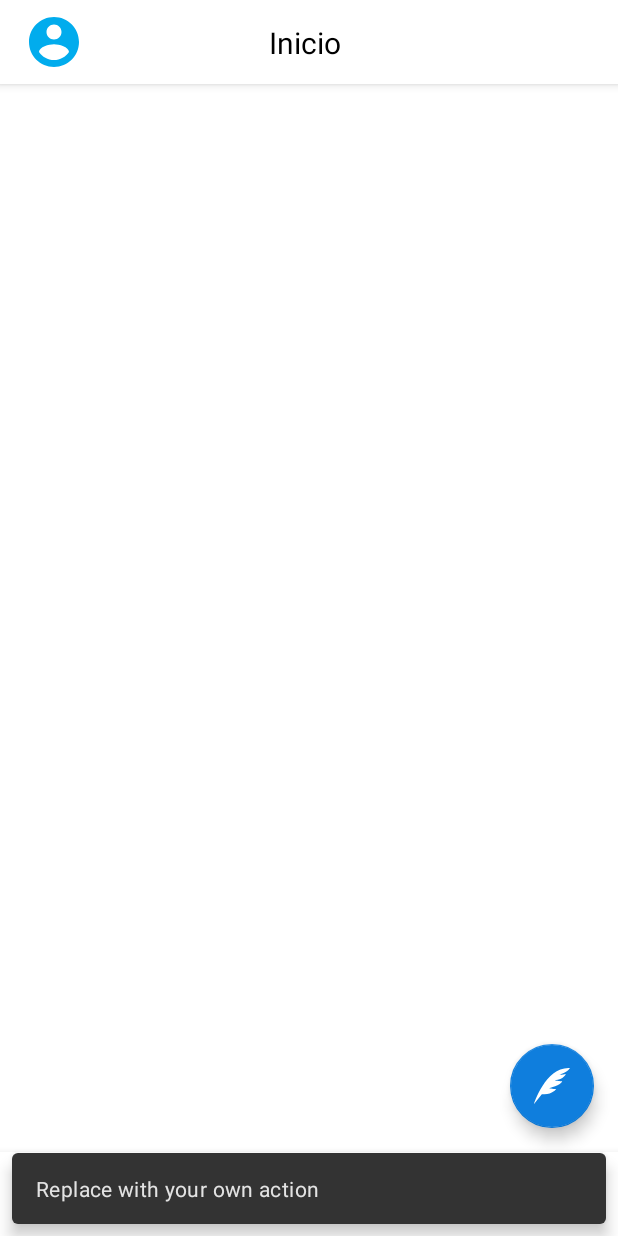
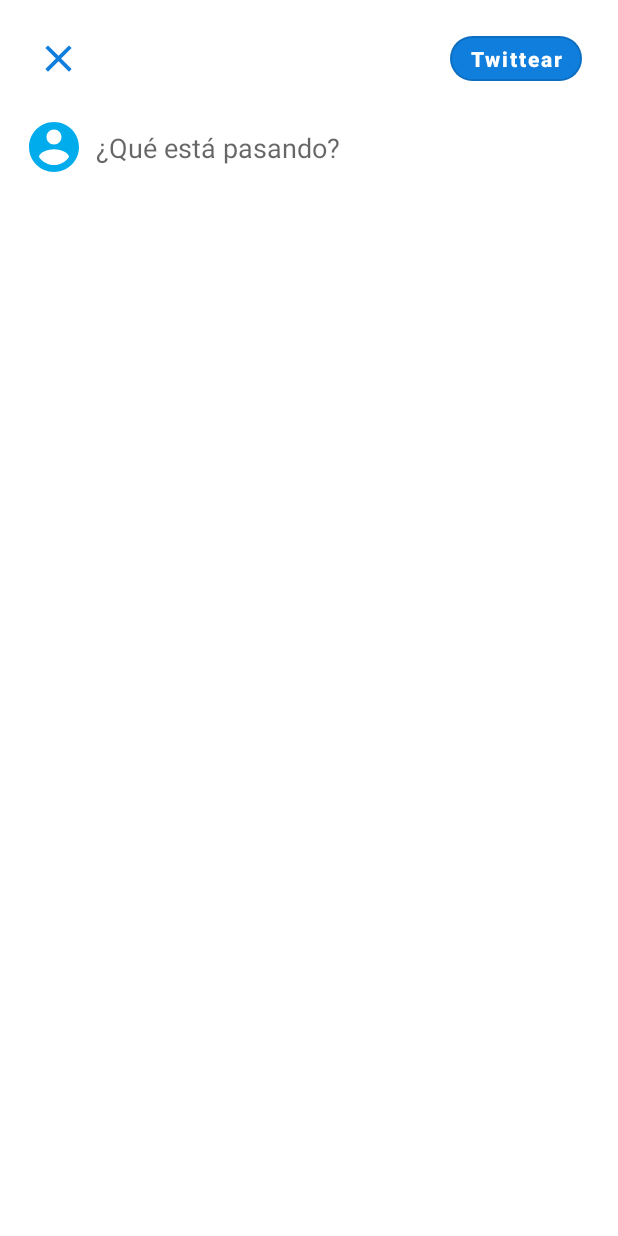
Before and after one commit to is-lgarcia/mini_twitter, an Android app: the DashboardActivity screen opened directly, with no data from a screen before it, after a tap on an icon or button, on a phone screen of 412 x 824 dp. Run offline under Robolectric (Android 15) with nearby library versions, the phone set to English and light mode, and no system bars; our stand-ins replace navigation-ui; network calls fail; pictures from the network do not load; 3 statements that could not run were skipped.

Commit message:
Implementando peticion POST para create tweet y implementand diseño para nuevo tweet.

```diff
--- a/app/src/main/java/com/luisg/minitwitter/data/TweetRepository.java
+++ b/app/src/main/java/com/luisg/minitwitter/data/TweetRepository.java
@@ -9,9 +9,11 @@ import androidx.lifecycle.MutableLiveData;
 import com.luisg.minitwitter.common.MyApp;
 import com.luisg.minitwitter.retrofit.AuthTwitterClient;
 import com.luisg.minitwitter.retrofit.AuthTwitterService;
+import com.luisg.minitwitter.retrofit.request.RequestNewTweet;
 import com.luisg.minitwitter.retrofit.response.Tweet;
 import com.luisg.minitwitter.view.ui.tweet.TweetAdapter;
 
+import java.util.ArrayList;
 import java.util.List;
 
 import retrofit2.Call;
@@ -21,7 +23,7 @@ import retrofit2.Response;
 public class TweetRepository {
     AuthTwitterService authTwitterService;
     AuthTwitterClient authTwitterClient;
-    LiveData<List<Tweet>> allTweets;
+    MutableLiveData<List<Tweet>> allTweets;
 
     public TweetRepository() {
         authTwitterClient = AuthTwitterClient.getInstance();
@@ -29,8 +31,11 @@ public class TweetRepository {
         allTweets = getAllTweets();
     }
 
-    public LiveData<List<Tweet>> getAllTweets(){
-        final MutableLiveData<List<Tweet>> data = new MutableLiveData<>();
+    public MutableLiveData<List<Tweet>> getAllTweets() {
+
+        if (allTweets == null) {
+            allTweets = new MutableLiveData<>();
+        }
 
         Call<List<Tweet>> call = authTwitterService.getAllTeewts();
         call.enqueue(new Callback<List<Tweet>>() {
@@ -38,7 +43,7 @@ public class TweetRepository {
             public void onResponse(Call<List<Tweet>> call, Response<List<Tweet>> response) {
                 if (response.isSuccessful()){
 
-                    data.setValue(response.body());
+                    allTweets.setValue(response.body());
 
                 } else {
                     Toast.makeText(MyApp.getContext(), "Algo a ido mal...", Toast.LENGTH_SHORT).show();
@@ -51,6 +56,32 @@ public class TweetRepository {
             }
         });
 
-        return data;
+        return allTweets;
+    }
+
+    public void createTweet(String mensaje) {
+        RequestNewTweet requestNewTweet = new RequestNewTweet(mensaje);
+        Call<Tweet> call = authTwitterService.createTweet(requestNewTweet);
+        call.enqueue(new Callback<Tweet>() {
+            @Override
+            public void onResponse(Call<Tweet> call, Response<Tweet> response) {
+                if (response.isSuccessful()) {
+                    List<Tweet> clonList = new ArrayList<>();
+                    //Añadiendo el primer lugar el nuevo tweet que nos llega del server
+                    clonList.add(response.body());
+                    for (int i = 0; i < allTweets.getValue().size(); i++) {
+                        clonList.add(new Tweet(allTweets.getValue().get(i)));
+                    }
+                    allTweets.setValue(clonList);
+                } else {
+                    Toast.makeText(MyApp.getContext(), "Algo a ido mal, intentelo de nuevo", Toast.LENGTH_SHORT).show();
+                }
+            }
+
+            @Override
+            public void onFailure(Call<Tweet> call, Throwable t) {
+                Toast.makeText(MyApp.getContext(), "Error en la conexión", Toast.LENGTH_SHORT).show();
+            }
+        });
     }
 }
--- a/app/src/main/java/com/luisg/minitwitter/data/TwettViewModel.java
+++ b/app/src/main/java/com/luisg/minitwitter/data/TwettViewModel.java
@@ -25,4 +25,8 @@ public class TwettViewModel extends AndroidViewModel {
     }
 
     public LiveData<List<Tweet>> getTweets(){ return allTweets;}
+
+    public void insertTweet(String message) {
+        repository.createTweet(message);
+    }
 }
--- a/app/src/main/java/com/luisg/minitwitter/retrofit/AuthTwitterService.java
+++ b/app/src/main/java/com/luisg/minitwitter/retrofit/AuthTwitterService.java
@@ -1,11 +1,14 @@
 package com.luisg.minitwitter.retrofit;
 
+import com.luisg.minitwitter.retrofit.request.RequestNewTweet;
 import com.luisg.minitwitter.retrofit.response.Tweet;
 
 import java.util.List;
 
 import retrofit2.Call;
+import retrofit2.http.Body;
 import retrofit2.http.GET;
+import retrofit2.http.POST;
 
 
 public interface AuthTwitterService {
@@ -13,4 +16,7 @@ public interface AuthTwitterService {
     @GET("tweets/all")
     Call<List<Tweet>> getAllTeewts();
 
+    @POST("tweets/create")
+    Call<Tweet> createTweet(@Body RequestNewTweet requestNewTweet);
+
 }
--- a/app/src/main/java/com/luisg/minitwitter/view/DashboardActivity.java
+++ b/app/src/main/java/com/luisg/minitwitter/view/DashboardActivity.java
@@ -2,11 +2,17 @@ package com.luisg.minitwitter.view;
 
 import android.os.Bundle;
 import android.view.View;
+import android.widget.ImageView;
 
+import com.bumptech.glide.Glide;
+import com.bumptech.glide.request.RequestOptions;
 import com.google.android.material.bottomnavigation.BottomNavigationView;
 import com.google.android.material.floatingactionbutton.FloatingActionButton;
 import com.google.android.material.snackbar.Snackbar;
 import com.luisg.minitwitter.R;
+import com.luisg.minitwitter.common.Constants;
+import com.luisg.minitwitter.common.SharedPreferencesManager;
+import com.luisg.minitwitter.view.ui.NewTweetDialogFragment;
 
 import androidx.appcompat.app.AppCompatActivity;
 import androidx.appcompat.widget.Toolbar;
@@ -16,6 +22,9 @@ import androidx.navigation.ui.AppBarConfiguration;
 import androidx.navigation.ui.NavigationUI;
 
 public class DashboardActivity extends AppCompatActivity {
+
+    NavController navController;
+    private ImageView imageAvatar;
 
     @Override
     protected void onCreate(Bundle savedInstanceState) {
@@ -29,8 +38,8 @@ public class DashboardActivity extends AppCompatActivity {
         fab.setOnClickListener(new View.OnClickListener() {
             @Override
             public void onClick(View view) {
-                Snackbar.make(view, "Replace with your own action", Snackbar.LENGTH_LONG)
-                        .setAction("Action", null).show();
+                NewTweetDialogFragment dialogFragment = new NewTweetDialogFragment();
+                dialogFragment.show(getSupportFragmentManager(), "NewTweetDialogFragment");
             }
         });
 
@@ -40,9 +49,20 @@ public class DashboardActivity extends AppCompatActivity {
         AppBarConfiguration appBarConfiguration = new AppBarConfiguration.Builder(
                 R.id.navigation_home, R.id.navigation_tweet_like, R.id.navigation_profile)
                 .build();
-        NavController navController = Navigation.findNavController(this, R.id.nav_host_fragment);
+        navController = Navigation.findNavController(this, R.id.nav_host_fragment);
         NavigationUI.setupActionBarWithNavController(this, navController, appBarConfiguration);
         NavigationUI.setupWithNavController(navView, navController);
+
+        //SetImage
+
+        imageAvatar = findViewById(R.id.image_view_toolbar_photo);
+        String imageUrl = SharedPreferencesManager.getSomeStringValue(Constants.PREF_PHOTOURL);
+        if (!imageUrl.equals("")) {
+            Glide.with(this)
+                    .load(Constants.API_MINITWITTER_PHOTO_URL + imageUrl)
+                    .apply(RequestOptions.circleCropTransform())
+                    .into(imageAvatar);
+        }
 
     }
 
--- /dev/null
+++ b/app/src/main/java/com/luisg/minitwitter/view/ui/NewTweetDialogFragment.java
@@ -0,0 +1,126 @@
+package com.luisg.minitwitter.view.ui;
+
+import android.app.AlertDialog;
+import android.app.Dialog;
+import android.content.Context;
+import android.content.DialogInterface;
+import android.media.MediaDrm;
+import android.os.Bundle;
+import android.view.KeyEvent;
+import android.view.LayoutInflater;
+import android.view.View;
+import android.view.ViewGroup;
+import android.view.WindowManager;
+import android.widget.Button;
+import android.widget.EditText;
+import android.widget.ImageView;
+import android.widget.TextView;
+
+import androidx.annotation.NonNull;
+import androidx.annotation.Nullable;
+import androidx.fragment.app.DialogFragment;
+import androidx.lifecycle.ViewModelProviders;
+
+import com.bumptech.glide.Glide;
+import com.bumptech.glide.request.RequestOptions;
+import com.luisg.minitwitter.R;
+import com.luisg.minitwitter.common.Constants;
+import com.luisg.minitwitter.common.SharedPreferencesManager;
+import com.luisg.minitwitter.data.TwettViewModel;
+
+public class NewTweetDialogFragment extends DialogFragment {
+
+    ImageView imageClose, imageAvatar;
+    Button btnTwittear;
+    EditText editMessage;
+
+    @Override
+    public void onCreate(@Nullable Bundle savedInstanceState) {
+        super.onCreate(savedInstanceState);
+        setStyle(DialogFragment.STYLE_NO_FRAME, R.style.FullScreenDialog);
+    }
+
+    @Nullable
+    @Override
+    public View onCreateView(@NonNull LayoutInflater inflater, @Nullable ViewGroup container, @Nullable Bundle savedInstanceState) {
+        super.onCreateView(inflater, container, savedInstanceState);
+
+        View view = inflater.inflate(R.layout.new_tweet_full_dialog, container, false);
+        imageClose = view.findViewById(R.id.image_close_dialog);
+        imageAvatar = view.findViewById(R.id.image_avatar_new_tweet);
+        btnTwittear = view.findViewById(R.id.button_new_tweet);
+        editMessage = view.findViewById(R.id.edit_message);
+        btnTwittear.setEnabled(false);
+
+
+        //Eventos Click
+        imageClose.setOnClickListener(new View.OnClickListener() {
+            @Override
+            public void onClick(View v) {
+                String mensaje = editMessage.getText().toString();
+                if (mensaje.isEmpty() && mensaje.equals("")) {
+                    showDialogConfirm();
+                } else {
+                    getDialog().dismiss();
+
+                }
+            }
+        });
+
+
+        btnTwittear.setOnClickListener(new View.OnClickListener() {
+            @Override
+            public void onClick(View v) {
+                String mensaje = editMessage.getText().toString();
+
+                if (mensaje.isEmpty() && mensaje.equals("")) {
+                    btnTwittear.setEnabled(false);
+                } else {
+                    TwettViewModel twettViewModel = ViewModelProviders.of(getActivity()).get(TwettViewModel.class);
+                    twettViewModel.insertTweet(mensaje);
+                    getDialog().dismiss();
+                }
+            }
+        });
+        editMessage.setOnClickListener(new View.OnClickListener() {
+            @Override
+            public void onClick(View v) {
+                btnTwittear.setEnabled(true);
+            }
+        });
+
+        //Set Profile Image
+
+        String imageUrl = SharedPreferencesManager.getSomeStringValue(Constants.PREF_PHOTOURL);
+        if (!imageUrl.equals("")) {
+            Glide.with(getActivity())
+                    .load(Constants.API_MINITWITTER_PHOTO_URL + imageUrl)
+                    .apply(RequestOptions.circleCropTransform())
+                    .into(imageAvatar);
+        }
+
+        return view;
+
+    }
+
+    public void showDialogConfirm() {
+        AlertDialog.Builder builder = new AlertDialog.Builder(getActivity());
+        builder.setMessage(R.string.alert_message_new_dialog)
+                .setTitle(R.string.title_alert_message_dialog)
+                .setPositiveButton(R.string.btn_possitive_confir_alert_dialog, new DialogInterface.OnClickListener() {
+                    @Override
+                    public void onClick(DialogInterface dialog, int which) {
+                        dialog.dismiss();
+                        getDialog().dismiss();
+                    }
+                })
+                .setNegativeButton(R.string.btn_negative_confir_alert_dialog, new DialogInterface.OnClickListener() {
+                    @Override
+                    public void onClick(DialogInterface dialog, int which) {
+                        dialog.dismiss();
+                    }
+                });
+        builder.show();
+
+    }
+}
--- /dev/null
+++ b/app/src/main/res/drawable/ic_close_black_24dp.xml
@@ -0,0 +1,9 @@
+<vector xmlns:android="http://schemas.android.com/apk/res/android"
+    android:width="24dp"
+    android:height="24dp"
+    android:viewportWidth="24.0"
+    android:viewportHeight="24.0">
+    <path
+        android:fillColor="#FF000000"
+        android:pathData="M19,6.41L17.59,5 12,10.59 6.41,5 5,6.41 10.59,12 5,17.59 6.41,19 12,13.41 17.59,19 19,17.59 13.41,12z" />
+</vector>
--- /dev/null
+++ b/app/src/main/res/layout/new_tweet_full_dialog.xml
@@ -0,0 +1,65 @@
+<?xml version="1.0" encoding="utf-8"?>
+<androidx.constraintlayout.widget.ConstraintLayout xmlns:android="http://schemas.android.com/apk/res/android"
+    xmlns:app="http://schemas.android.com/apk/res-auto"
+    xmlns:tools="http://schemas.android.com/tools"
+    android:layout_width="match_parent"
+    android:layout_height="match_parent">
+
+    <ImageView
+        android:id="@+id/image_close_dialog"
+        android:layout_width="30dp"
+        android:layout_height="30dp"
+        android:layout_marginStart="24dp"
+        android:layout_marginTop="24dp"
+        android:tint="@color/colorPrimary"
+        app:layout_constraintStart_toStartOf="parent"
+        app:layout_constraintTop_toTopOf="parent"
+        app:srcCompat="@drawable/ic_close_black_24dp" />
+
+    <Button
+        android:id="@+id/button_new_tweet"
+        android:layout_width="wrap_content"
+        android:layout_height="42dp"
+        android:layout_marginEnd="24dp"
+        android:text="@string/button_new_tweet"
+        android:textAllCaps="false"
+        app:backgroundTint="@color/colorPrimary"
+        android:textColor="@android:color/white"
+        android:textStyle="bold"
+        style="@style/Widget.App.Button.OutlinedButton"
+        app:layout_constraintBottom_toBottomOf="@+id/image_close_dialog"
+        app:layout_constraintEnd_toEndOf="parent"
+        app:layout_constraintTop_toTopOf="@+id/image_close_dialog" />
+
+    <ImageView
+        android:id="@+id/image_avatar_new_tweet"
+        android:layout_width="40dp"
+        android:layout_height="40dp"
+        android:layout_marginStart="16dp"
+        android:layout_marginTop="24dp"
+        app:layout_constraintStart_toStartOf="parent"
+        app:layout_constraintTop_toBottomOf="@+id/image_close_dialog"
+        app:srcCompat="@drawable/ic_account_circle" />
+
+    <EditText
+        android:id="@+id/edit_message"
+        android:layout_width="0dp"
+        android:layout_height="wrap_content"
+        android:cursorVisible="true"
+        android:focusable="true"
+        android:layout_marginStart="8dp"
+        android:layout_marginTop="8dp"
+        android:background="@android:color/transparent"
+        android:ems="10"
+        android:gravity="start|top"
+        android:hapticFeedbackEnabled="false"
+        android:hint="@string/hint_new_tweet"
+        android:inputType="textMultiLine"
+        android:textColor="@android:color/black"
+        android:textColorHighlight="@color/colorAccent"
+        app:layout_constraintEnd_toEndOf="parent"
+        app:layout_constraintStart_toEndOf="@+id/image_avatar_new_tweet"
+        app:layout_constraintTop_toTopOf="@+id/image_avatar_new_tweet" />
+
+
+</androidx.constraintlayout.widget.ConstraintLayout>
--- a/app/src/main/res/navigation/mobile_navigation.xml
+++ b/app/src/main/res/navigation/mobile_navigation.xml
@@ -9,7 +9,7 @@
         android:id="@+id/navigation_home"
         android:name="com.luisg.minitwitter.view.ui.tweet.TwettFragment"
         android:label="@string/title_home"
-        tools:layout="@layout/fragment_twett" />
+        tools:layout="@layout/fragment_twett"></fragment>
 
     <fragment
         android:id="@+id/navigation_tweet_like"
@@ -22,4 +22,12 @@
         android:name="com.luisg.minitwitter.view.ui.notifications.NotificationsFragment"
         android:label="@string/title_notifications"
         tools:layout="@layout/fragment_notifications" />
+    <dialog
+        android:id="@+id/newTweetDialogFragment"
+        android:name="com.luisg.minitwitter.view.ui.NewTweetDialogFragment"
+        android:label="NewTweetDialogFragment" />
+    <activity
+        android:id="@+id/dashboardActivity"
+        android:name="com.luisg.minitwitter.view.DashboardActivity"
+        android:label="DashboardActivity" />
 </navigation>
--- a/app/src/main/res/values/strings.xml
+++ b/app/src/main/res/values/strings.xml
@@ -28,6 +28,12 @@
     <string name="hello_first_fragment">Hello first fragment</string>
     <string name="hello_second_fragment">Hello second fragment. Arg: %1$s</string>
     <string name="title_appbar_home">Inicio</string>
+    <string name="button_new_tweet">Twittear</string>
+    <string name="hint_new_tweet">¿Qué está pasando?</string>
+    <string name="alert_message_new_dialog">¿Desea realmente eliminar el Tweet?. \nEl mensaje se borrará</string>
+    <string name="title_alert_message_dialog">Cancelar Tweet</string>
+    <string name="btn_possitive_confir_alert_dialog">Eliminar</string>
+    <string name="btn_negative_confir_alert_dialog">Cancelar</string>
 
 
 </resources>
--- a/app/src/main/res/values/styles.xml
+++ b/app/src/main/res/values/styles.xml
@@ -22,4 +22,21 @@
 
     <style name="AppTheme.PopupOverlay" parent="ThemeOverlay.AppCompat.Light" />
 
+    <style name="ShapeAppearance.App.SmallComponent" parent="ShapeAppearance.MaterialComponents.SmallComponent">
+        <item name="cornerFamily">rounded</item>
+        <item name="cornerSize">18dp</item>
+    </style>
+
+    <style name="Widget.App.Button.OutlinedButton" parent="Widget.MaterialComponents.Button.OutlinedButton">
+        <item name="shapeAppearance">@style/ShapeAppearance.App.SmallComponent</item>
+    </style>
+
+    <style name="FullScreenDialog" parent="Theme.AppCompat.Light.Dialog">
+        <item name="android:backgroundDimEnabled">false</item>
+        <item name="android:windowNoTitle">true</item>
+        <item name="android:padding">0dp</item>
+        <item name="android:windowIsFloating">false</item>
+        <item name="android:windowBackground">@android:color/white</item>
+    </style>
+
 </resources>
```
Also changed, not shown: app/src/main/java/com/luisg/minitwitter/retrofit/request/RequestNewTweet.java (added, +33 -0 lines), app/src/main/java/com/luisg/minitwitter/retrofit/response/Tweet.java (+7 -0 lines).
